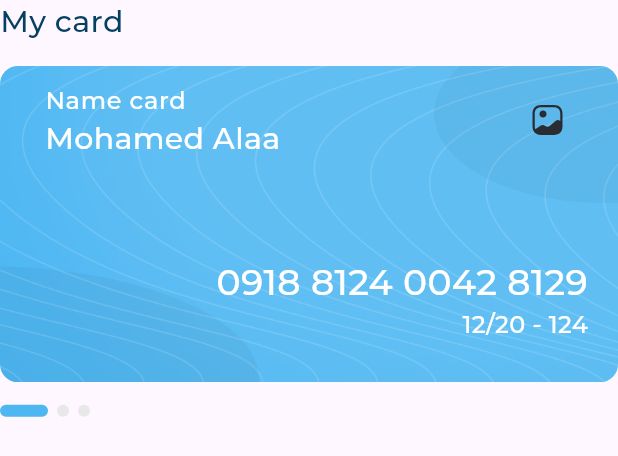
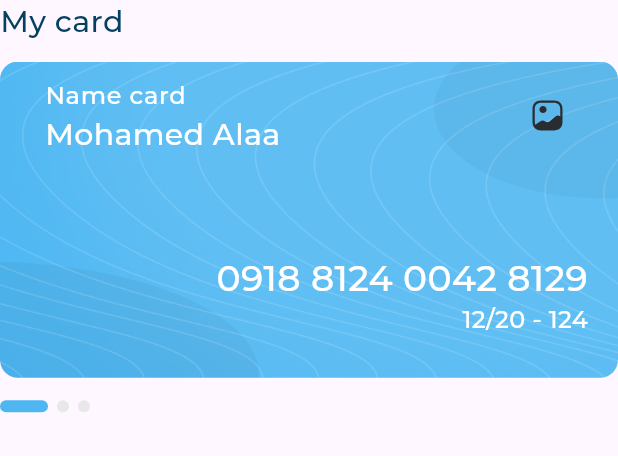
Before and after one commit to mohamedAlaa-CS/responsive_dash_board, a Flutter app: the MyCardSection widget shown alone on an empty page, opened directly, on a phone screen of 412 x 824 dp. Shown: the top 456 px of the screen. Run offline on Flutter 3.47's test engine with Material 3 defaults, Android fonts, the phone set to English and light mode, and no system bars; drawn by our look-alikes of expandable_page_view; our stand-ins replace flutter_svg; project files that could hold a hidden picture were left out.

Commit message:
my card and transaction

```diff
--- a/lib/views/widgets/dashboard_desktop_layout.dart
+++ b/lib/views/widgets/dashboard_desktop_layout.dart
@@ -1,7 +1,7 @@
 import 'package:flutter/material.dart';
 import 'package:responsive_dash_board/views/widgets/all_expenses_and_quick_invoice.dart';
+import 'package:responsive_dash_board/views/widgets/my_card_and_transaction_history.dart';
 import 'package:responsive_dash_board/views/widgets/custom_drawer.dart';
-import 'package:responsive_dash_board/views/widgets/transaction_history.dart';
 
 class DashboardDesktopLayout extends StatelessWidget {
   const DashboardDesktopLayout({super.key});
@@ -14,7 +14,7 @@ class DashboardDesktopLayout extends StatelessWidget {
         SizedBox(width: 32),
         Expanded(flex: 2, child: AllExpensesAndQuickInvoice()),
         SizedBox(width: 30),
-        Expanded(child: TransactionHistory())
+        Expanded(child: MyCardSectionAndTransactionHistorySection())
       ],
     );
   }
--- a/lib/views/widgets/my_card_section.dart
+++ b/lib/views/widgets/my_card_section.dart
@@ -33,7 +33,7 @@ class _MyCardSectionState extends State<MyCardSection> {
           'My card',
           style: AppStyles.styleSemiBold20,
         ),
-        const SizedBox(height: 15),
+        const SizedBox(height: 12),
         MyCardPageView(pageController: Controller),
         const SizedBox(height: 15),
         DotsIndecator(
--- a/lib/views/widgets/transaction_history.dart
+++ b/lib/views/widgets/transaction_history.dart
@@ -19,6 +19,7 @@ class TransactionHistory extends StatelessWidget {
             color: const Color(0xffAAAAAA),
           ),
         ),
+        const SizedBox(height: 6),
         const TransactionHistoryListView()
       ],
     );
```
Also changed, not shown: lib/views/widgets/my_card_and_transaction_history.dart (added, +22 -0 lines).
